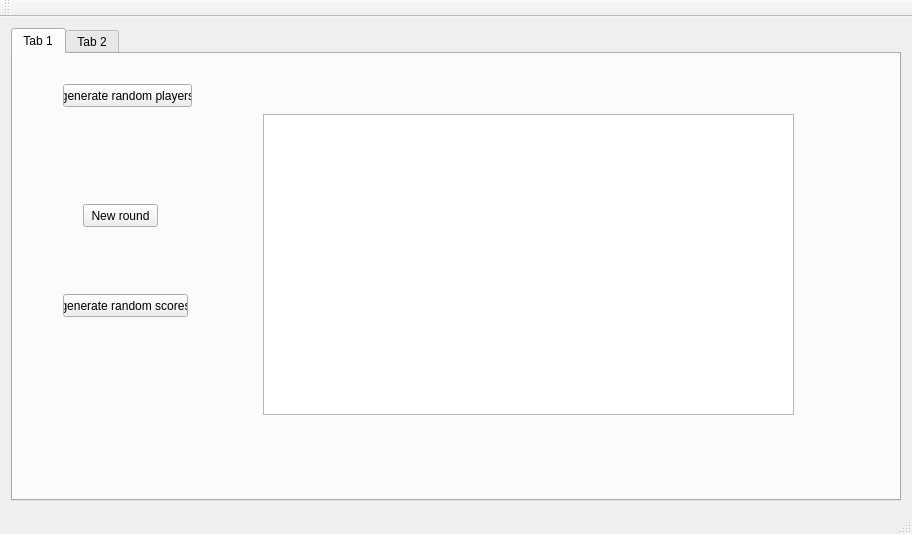
dsarrut/btm, file mainwindow.ui: the form before one commit.
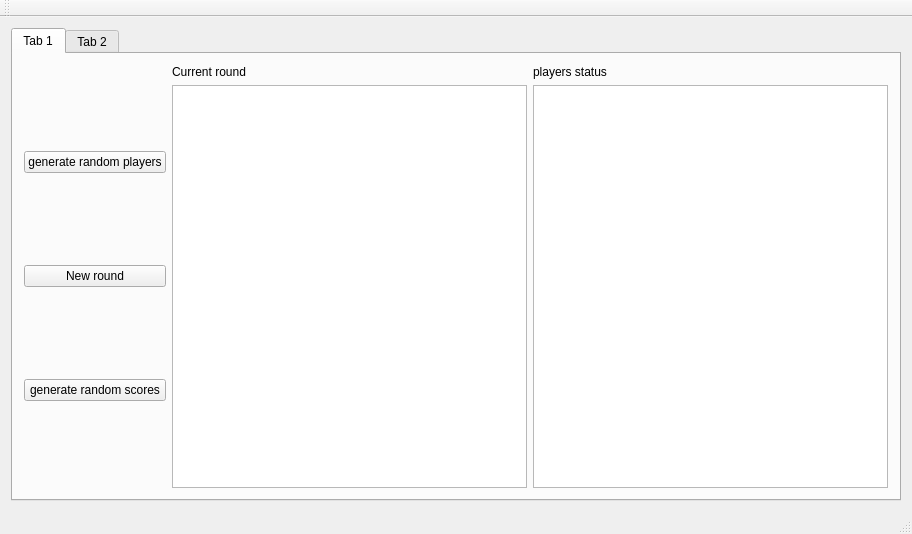
The form after the commit.

Commit message: add players status

```diff
--- a/mainwindow.ui
+++ b/mainwindow.ui
@@ -21,55 +21,61 @@
        <attribute name="title">
         <string>Tab 1</string>
        </attribute>
-       <widget class="QPushButton" name="pushButton">
-        <property name="geometry">
-         <rect>
-          <x>70</x>
-          <y>150</y>
-          <width>75</width>
-          <height>23</height>
-         </rect>
-        </property>
-        <property name="text">
-         <string>New round</string>
-        </property>
-       </widget>
+       <layout class="QHBoxLayout" name="horizontalLayout">
+        <item>
+         <layout class="QVBoxLayout" name="verticalLayout">
+          <item>
        <widget class="QPushButton" name="pushButton_rnd_players">
-        <property name="geometry">
-         <rect>
-          <x>50</x>
-          <y>30</y>
-          <width>129</width>
-          <height>23</height>
-         </rect>
-        </property>
         <property name="text">
          <string>generate random players</string>
         </property>
        </widget>
+          </item>
+          <item>
+           <widget class="QPushButton" name="pushButton">
+            <property name="text">
+             <string>New round</string>
+            </property>
+           </widget>
+          </item>
+          <item>
        <widget class="QPushButton" name="pushButton_rnd_scores">
-        <property name="geometry">
-         <rect>
-          <x>50</x>
-          <y>240</y>
-          <width>125</width>
-          <height>23</height>
-         </rect>
-        </property>
         <property name="text">
          <string>generate random scores</string>
         </property>
        </widget>
-       <widget class="QPlainTextEdit" name="textStatus">
-        <property name="geometry">
-         <rect>
-          <x>250</x>
-          <y>60</y>
-          <width>531</width>
-          <height>301</height>
-         </rect>
-        </property>
-       </widget>
+          </item>
+         </layout>
+        </item>
+        <item>
+         <layout class="QVBoxLayout" name="verticalLayout_2">
+          <item>
+           <widget class="QLabel" name="label">
+            <property name="text">
+             <string>Current round</string>
+            </property>
+           </widget>
+          </item>
+          <item>
+           <widget class="QPlainTextEdit" name="textCurrentyRoundStatus"/>
+          </item>
+         </layout>
+        </item>
+        <item>
+         <layout class="QVBoxLayout" name="verticalLayout_3">
+          <item>
+           <widget class="QLabel" name="label_2">
+            <property name="text">
+             <string>players status</string>
+            </property>
+           </widget>
+          </item>
+          <item>
+           <widget class="QPlainTextEdit" name="textPlayersStatus"/>
+          </item>
+         </layout>
+        </item>
+       </layout>
       </widget>
       <widget class="QWidget" name="tab_2">
        <attribute name="title">
```
Lines whose indentation alone changed are shown as unchanged. The commit also changes 13 other files.
